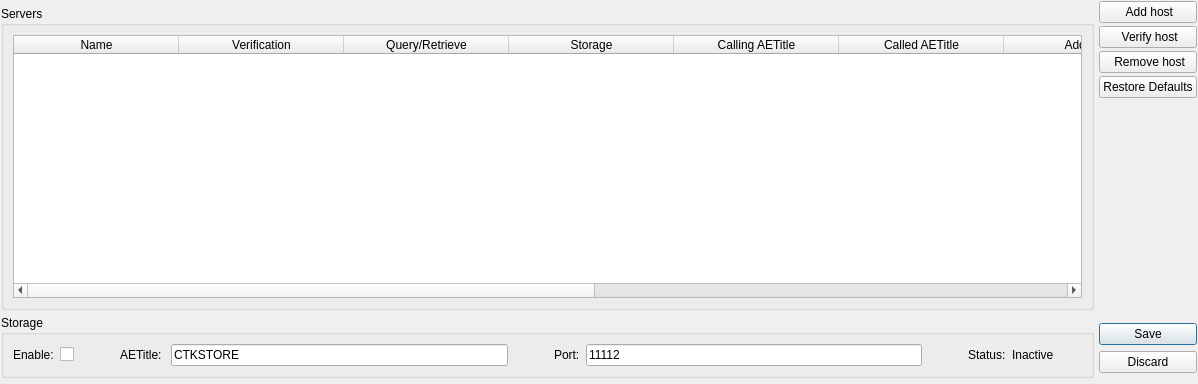
Qt form Libs/DICOM/Widgets/Resources/UI/ctkDICOMServerNodeWidget2.ui (commontk/CTK) before a commit.
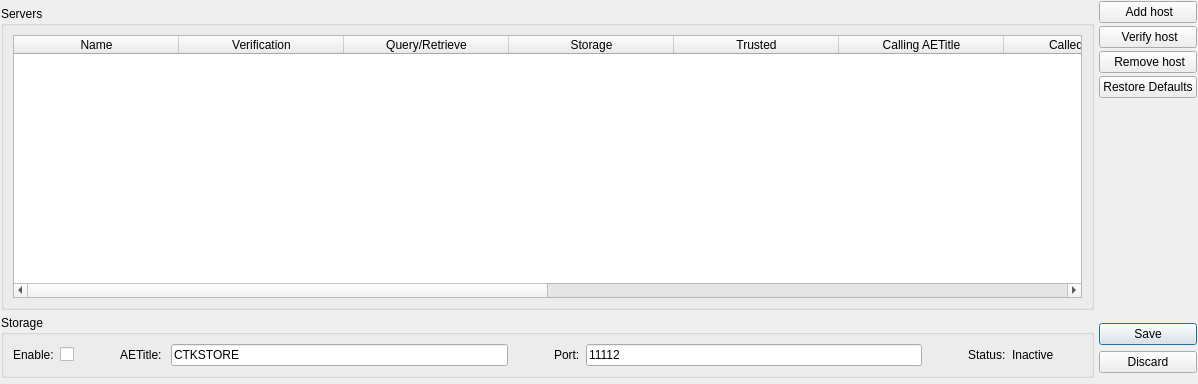
The same form after that commit. Icons and pictures are not drawn. Custom widgets are drawn as their Qt base class.

Commit message: ENH: Add trusted property to ctkDICOMServer

What changed in the file:
```diff
--- a/Libs/DICOM/Widgets/Resources/UI/ctkDICOMServerNodeWidget2.ui
+++ b/Libs/DICOM/Widgets/Resources/UI/ctkDICOMServerNodeWidget2.ui
@@ -196,7 +196,7 @@
          <enum>Qt::ElideRight</enum>
         </property>
         <property name="columnCount">
-         <number>11</number>
+         <number>12</number>
         </property>
         <attribute name="horizontalHeaderVisible">
          <bool>true</bool>
@@ -245,6 +245,11 @@
           <string>Storage</string>
          </property>
         </column>
+        <column>
+         <property name="text">
+          <string>Trusted</string>
+         </property>
+        </column>
         <column>
          <property name="text">
           <string>Calling AETitle</string>
```
The commit also changes 5 other files.
